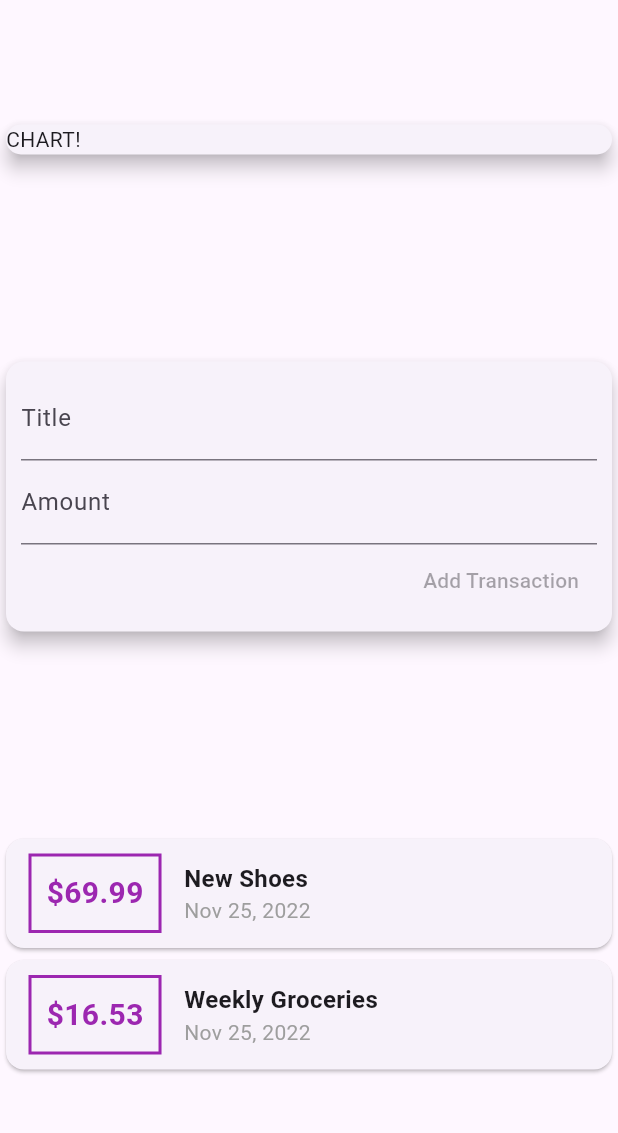
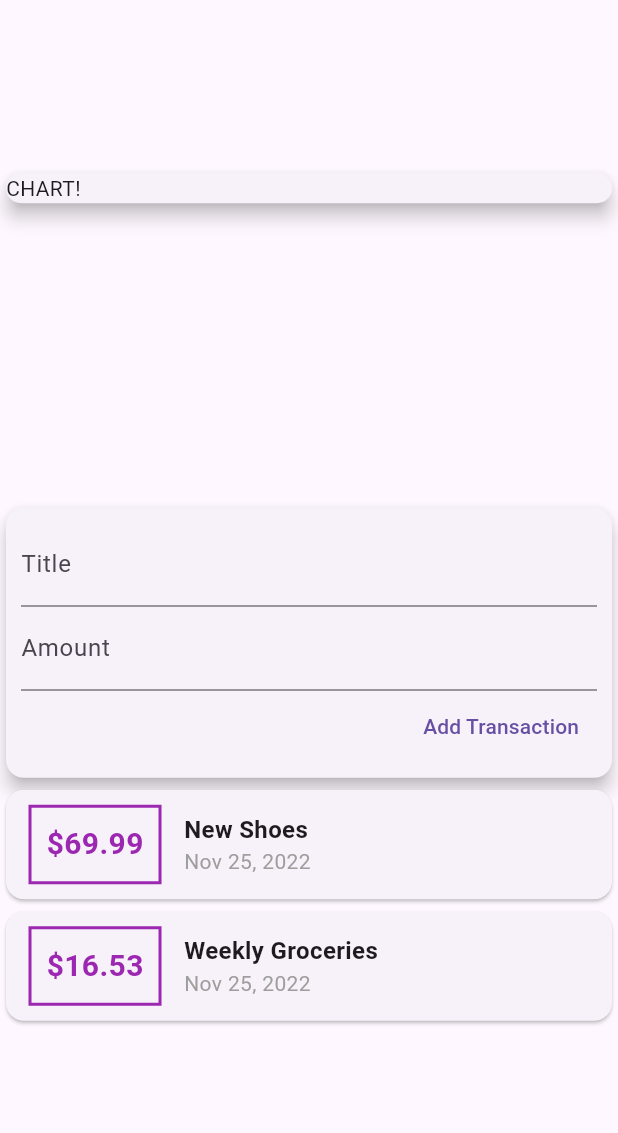
Before and after one commit to yenser/expense_management, a Flutter app: the screen it shows after launch, on a phone screen of 412 x 824 dp, the part 63-1196 px from its top. Run offline on Flutter 3.47's test engine with Material 2 defaults, Android fonts, the phone set to English and light mode, and no system bars.

Commit message:
2022/11/25

```diff
--- a/lib/main.dart
+++ b/lib/main.dart
@@ -1,4 +1,7 @@
-import 'package:expense_management/transaction.dart';
+import 'package:expense_management/models/transaction.dart';
+import 'package:expense_management/widgets/new_transaction.dart';
+import 'package:expense_management/widgets/transaction_list.dart';
+import 'package:expense_management/widgets/user_transaction.dart';
 import 'package:flutter/material.dart';
 import 'package:intl/intl.dart';
 
@@ -15,23 +18,16 @@ class MyApp extends StatelessWidget {
     return MaterialApp(
       title: 'Flutter Demo',
       theme: ThemeData(primarySwatch: Colors.blue, useMaterial3: true),
-      home: const MyHomePage(),
+      home: MyHomePage(),
     );
   }
 }
 
 class MyHomePage extends StatelessWidget {
-  static List<Transaction> transactions = [
-    Transaction(
-        id: 't1', title: 'New Shoes', amount: 69.99, date: DateTime.now()),
-    Transaction(
-        id: 't2',
-        title: 'Weekly Groceries',
-        amount: 16.53,
-        date: DateTime.now())
-  ];
+  late String _titleInput;
+  late String _amountInput;
 
-  const MyHomePage({super.key});
+  MyHomePage({super.key});
 
   @override
   Widget build(context) {
@@ -39,69 +35,15 @@ class MyHomePage extends StatelessWidget {
       appBar: AppBar(title: const Text('Expense Management')),
       body: Column(
         mainAxisAlignment: MainAxisAlignment.spaceAround,
-        children: [
-          const SizedBox(
+        children: const [
+          SizedBox(
             width: double.infinity,
             child: Card(
               elevation: 5,
               child: Text('CHART!'),
             ),
           ),
-          Card(
-            elevation: 5,
-            child: Container(
-              padding: const EdgeInsets.all(10),
-              child: Column(
-                crossAxisAlignment: CrossAxisAlignment.end,
-                children: const [
-                  TextField(decoration: InputDecoration(labelText: 'Title')),
-                  TextField(decoration: InputDecoration(labelText: 'Amount')),
-                  TextButton(
-                    onPressed: null,
-                    child: Text('Add Transaction'),
-                  )
-                ],
-              ),
-            ),
-          ),
-          Column(
-            children: transactions
-                .map((tx) => Card(
-                        child: Row(children: [
-                      Container(
-                          margin: const EdgeInsets.symmetric(
-                              vertical: 10, horizontal: 15),
-                          padding: const EdgeInsets.all(10),
-                          decoration: BoxDecoration(
-                            border: Border.all(
-                              color: Colors.purple,
-                              width: 2,
-                            ),
-                          ),
-                          child: Text(
-                            '\$${tx.amount}',
-                            style: const TextStyle(
-                                fontWeight: FontWeight.bold,
-                                fontSize: 20,
-                                color: Colors.purple),
-                          )),
-                      Container(
-                        child: Column(
-                            crossAxisAlignment: CrossAxisAlignment.start,
-                            children: [
-                              Text(tx.title,
-                                  style: const TextStyle(
-                                      fontWeight: FontWeight.bold,
-                                      fontSize: 16)),
-                              Text(
-                                DateFormat().add_yMMMd().format(tx.date),
-                                style: const TextStyle(color: Colors.grey),
-                              )
-                            ]),
-                      )
-                    ])))
-                .toList(),
-          )
+          UserTransactions()
         ],
       ),
     );
--- /dev/null
+++ b/lib/widgets/new_transaction.dart
@@ -0,0 +1,46 @@
+import 'package:flutter/material.dart';
+
+class NewTransaction extends StatelessWidget {
+  final titleController = TextEditingController();
+  final amountCountroller = TextEditingController();
+
+  final Function(String, double) onSumbit;
+
+  NewTransaction(this.onSumbit, {super.key});
+
+  @override
+  Widget build(BuildContext context) {
+    return Card(
+      elevation: 5,
+      child: Container(
+        padding: const EdgeInsets.all(10),
+        child: Column(
+          crossAxisAlignment: CrossAxisAlignment.end,
+          children: [
+            TextField(
+              decoration: const InputDecoration(labelText: 'Title'),
+              controller: titleController,
+              // onChanged: (value) {
+              //   _titleInput = value;
+              // },
+            ),
+            TextField(
+              decoration: const InputDecoration(labelText: 'Amount'),
+              controller: amountCountroller,
+              // onChanged: (value) {
+              //   _amountInput = value;
+              // },
+            ),
+            TextButton(
+              onPressed: () {
+                onSumbit(titleController.value.text,
+                    double.parse(amountCountroller.value.text));
+              },
+              child: const Text('Add Transaction'),
+            )
+          ],
+        ),
+      ),
+    );
+  }
+}
--- /dev/null
+++ b/lib/widgets/transaction_list.dart
@@ -0,0 +1,47 @@
+import 'package:intl/intl.dart';
+
+import '../models/transaction.dart';
+import 'package:flutter/material.dart';
+
+class TransactionList extends StatelessWidget {
+  final List<Transaction> transactions;
+
+  const TransactionList(this.transactions, {super.key});
+
+  @override
+  Widget build(BuildContext context) {
+    return Column(
+      children: transactions
+          .map((tx) => Card(
+                  child: Row(children: [
+                Container(
+                    margin: const EdgeInsets.symmetric(
+                        vertical: 10, horizontal: 15),
+                    padding: const EdgeInsets.all(10),
+                    decoration: BoxDecoration(
+                      border: Border.all(
+                        color: Colors.purple,
+                        width: 2,
+                      ),
+                    ),
+                    child: Text(
+                      '\$${tx.amount}',
+                      style: const TextStyle(
+                          fontWeight: FontWeight.bold,
+                          fontSize: 20,
+                          color: Colors.purple),
+                    )),
+                Column(crossAxisAlignment: CrossAxisAlignment.start, children: [
+                  Text(tx.title,
+                      style: const TextStyle(
+                          fontWeight: FontWeight.bold, fontSize: 16)),
+                  Text(
+                    DateFormat().add_yMMMd().format(tx.date),
+                    style: const TextStyle(color: Colors.grey),
+                  )
+                ]),
+              ])))
+          .toList(),
+    );
+  }
+}
--- /dev/null
+++ b/lib/widgets/user_transaction.dart
@@ -0,0 +1,46 @@
+import 'package:flutter/material.dart';
+
+import '../models/transaction.dart';
+import 'new_transaction.dart';
+import 'transaction_list.dart';
+
+class UserTransactions extends StatefulWidget {
+  const UserTransactions({super.key});
+
+  @override
+  State<UserTransactions> createState() => _UserTransactionsState();
+}
+
+class _UserTransactionsState extends State<UserTransactions> {
+  final List<Transaction> _userTransactions = [
+    Transaction(
+        id: 't1', title: 'New Shoes', amount: 69.99, date: DateTime.now()),
+    Transaction(
+        id: 't2',
+        title: 'Weekly Groceries',
+        amount: 16.53,
+        date: DateTime.now())
+  ];
+
+  void _addNewTransaction(String title, double amount) {
+    final newTx = Transaction(
+        id: DateTime.now().toString(),
+        title: title,
+        amount: amount,
+        date: DateTime.now());
+
+    setState(() {
+      _userTransactions.add(newTx);
+    });
+  }
+
+  @override
+  Widget build(BuildContext context) {
+    return Column(
+      children: [
+        NewTransaction(_addNewTransaction),
+        TransactionList(_userTransactions)
+      ],
+    );
+  }
+}
```
Also changed, not shown: lib/models/transaction.dart (renamed from lib/transaction.dart).
